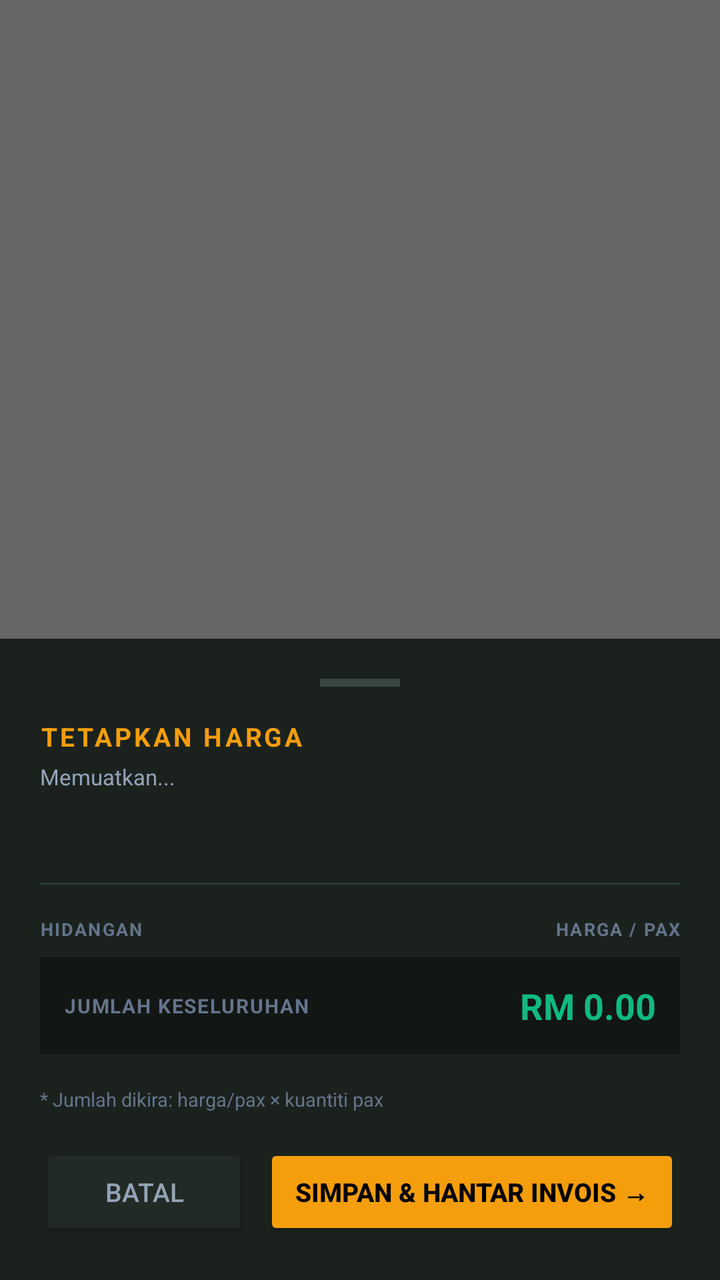
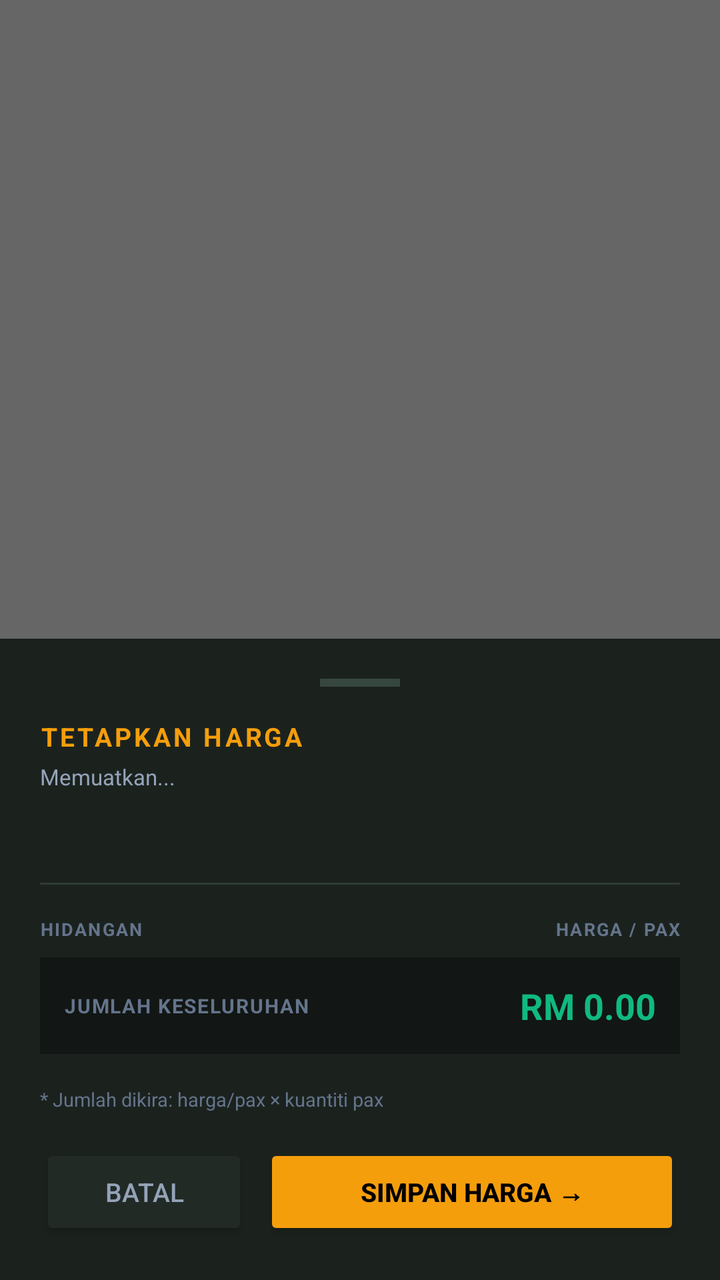

The first picture is an Android layout as it rendered before a commit; the second is the same layout after the commit. The layout source and the unified diff follow.
<!-- AndroidManifest.xml: activity theme AppTheme.Transparent -->
<!-- res/layout/activity_pricing_input.xml -->
<?xml version="1.0" encoding="utf-8"?>
<FrameLayout xmlns:android="http://schemas.android.com/apk/res/android"
    android:layout_width="match_parent"
    android:layout_height="match_parent"
    android:background="#99000000">

    
    <LinearLayout
        android:layout_width="match_parent"
        android:layout_height="wrap_content"
        android:layout_gravity="bottom"
        android:orientation="vertical"
        android:background="#1B221E"
        android:padding="20dp"
        android:paddingBottom="28dp">

        
        <View
            android:layout_width="40dp"
            android:layout_height="4dp"
            android:layout_gravity="center_horizontal"
            android:layout_marginBottom="16dp"
            android:background="#37473F" />

        
        <TextView
            android:layout_width="match_parent"
            android:layout_height="wrap_content"
            android:text="TETAPKAN HARGA"
            android:textColor="#F59E0B"
            android:textSize="13sp"
            android:textStyle="bold"
            android:letterSpacing="0.1"
            android:layout_marginBottom="4dp" />

        
        <TextView
            android:id="@+id/price_input_order_summary"
            android:layout_width="match_parent"
            android:layout_height="wrap_content"
            android:text="Memuatkan..."
            android:textColor="#94A3B8"
            android:textSize="11sp"
            android:layout_marginBottom="16dp" />

        
        <TextView
            android:id="@+id/price_input_menu_preview"
            android:layout_width="match_parent"
            android:layout_height="wrap_content"
            android:text=""
            android:textColor="#64748B"
            android:textSize="10sp"
            android:singleLine="true"
            android:ellipsize="end"
            android:layout_marginBottom="16dp" />

        
        <View
            android:layout_width="match_parent"
            android:layout_height="1dp"
            android:background="#2D3A33"
            android:layout_marginBottom="16dp" />

        
        <LinearLayout
            android:layout_width="match_parent"
            android:layout_height="wrap_content"
            android:orientation="horizontal"
            android:layout_marginBottom="8dp">

            <TextView
                android:layout_width="0dp"
                android:layout_height="wrap_content"
                android:layout_weight="1"
                android:text="HIDANGAN"
                android:textColor="#64748B"
                android:textSize="9sp"
                android:textStyle="bold"
                android:letterSpacing="0.08" />

            <TextView
                android:layout_width="80dp"
                android:layout_height="wrap_content"
                android:gravity="end"
                android:text="HARGA / PAX"
                android:textColor="#64748B"
                android:textSize="9sp"
                android:textStyle="bold"
                android:letterSpacing="0.08" />
        </LinearLayout>

        
        <LinearLayout
            android:id="@+id/price_row_breakfast"
            android:layout_width="match_parent"
            android:layout_height="48dp"
            android:orientation="horizontal"
            android:gravity="center_vertical"
            android:layout_marginBottom="8dp"
            android:visibility="gone">

            <TextView
                android:layout_width="0dp"
                android:layout_height="wrap_content"
                android:layout_weight="1"
                android:text="☕  Sarapan"
                android:textColor="#E2E8F0"
                android:textSize="12sp"
                android:textStyle="bold" />

            <TextView
                android:layout_width="wrap_content"
                android:layout_height="wrap_content"
                android:text="RM"
                android:textColor="#F59E0B"
                android:textSize="12sp"
                android:textStyle="bold"
                android:layout_marginEnd="6dp" />

            <EditText
                android:id="@+id/price_input_breakfast"
                android:layout_width="80dp"
                android:layout_height="match_parent"
                android:inputType="numberDecimal"
                android:hint="0.00"
                android:textColor="#FFFFFF"
                android:textColorHint="#64748B"
                android:textSize="14sp"
                android:textStyle="bold"
                android:gravity="end|center_vertical"
                android:background="#222A26"
                android:padding="8dp"
                android:imeOptions="actionNext" />
        </LinearLayout>

        
        <LinearLayout
            android:id="@+id/price_row_lunch"
            android:layout_width="match_parent"
            android:layout_height="48dp"
            android:orientation="horizontal"
            android:gravity="center_vertical"
            android:layout_marginBottom="8dp"
            android:visibility="gone">

            <TextView
                android:layout_width="0dp"
                android:layout_height="wrap_content"
                android:layout_weight="1"
                android:text="🍛  Tengahari"
                android:textColor="#E2E8F0"
                android:textSize="12sp"
                android:textStyle="bold" />

            <TextView
                android:layout_width="wrap_content"
                android:layout_height="wrap_content"
                android:text="RM"
                android:textColor="#F59E0B"
                android:textSize="12sp"
                android:textStyle="bold"
                android:layout_marginEnd="6dp" />

            <EditText
                android:id="@+id/price_input_lunch"
                android:layout_width="80dp"
                android:layout_height="match_parent"
                android:inputType="numberDecimal"
                android:hint="0.00"
                android:textColor="#FFFFFF"
                android:textColorHint="#64748B"
                android:textSize="14sp"
                android:textStyle="bold"
                android:gravity="end|center_vertical"
                android:background="#222A26"
                android:padding="8dp"
                android:imeOptions="actionNext" />
        </LinearLayout>

        
        <LinearLayout
            android:id="@+id/price_row_hitea"
            android:layout_width="match_parent"
            android:layout_height="48dp"
            android:orientation="horizontal"
            android:gravity="center_vertical"
            android:layout_marginBottom="16dp"
            android:visibility="gone">

            <TextView
                android:layout_width="0dp"
                android:layout_height="wrap_content"
                android:layout_weight="1"
                android:text="🍰  Hi-Tea"
                android:textColor="#E2E8F0"
                android:textSize="12sp"
                android:textStyle="bold" />

            <TextView
                android:layout_width="wrap_content"
                android:layout_height="wrap_content"
                android:text="RM"
                android:textColor="#F59E0B"
                android:textSize="12sp"
                android:textStyle="bold"
                android:layout_marginEnd="6dp" />

            <EditText
                android:id="@+id/price_input_hitea"
                android:layout_width="80dp"
                android:layout_height="match_parent"
                android:inputType="numberDecimal"
                android:hint="0.00"
                android:textColor="#FFFFFF"
                android:textColorHint="#64748B"
                android:textSize="14sp"
                android:textStyle="bold"
                android:gravity="end|center_vertical"
                android:background="#222A26"
                android:padding="8dp"
                android:imeOptions="actionDone" />
        </LinearLayout>

        
        <LinearLayout
            android:layout_width="match_parent"
            android:layout_height="wrap_content"
            android:orientation="horizontal"
            android:gravity="center_vertical"
            android:background="#121614"
            android:padding="12dp"
            android:layout_marginBottom="16dp">

            <TextView
                android:layout_width="0dp"
                android:layout_height="wrap_content"
                android:layout_weight="1"
                android:text="JUMLAH KESELURUHAN"
                android:textColor="#64748B"
                android:textSize="10sp"
                android:textStyle="bold"
                android:letterSpacing="0.06" />

            <TextView
                android:id="@+id/price_input_total_preview"
                android:layout_width="wrap_content"
                android:layout_height="wrap_content"
                android:text="RM 0.00"
                android:textColor="#10B981"
                android:textSize="18sp"
                android:textStyle="bold" />
        </LinearLayout>

        
        <TextView
            android:id="@+id/price_input_pax_reminder"
            android:layout_width="match_parent"
            android:layout_height="wrap_content"
            android:text="* Jumlah dikira: harga/pax × kuantiti pax"
            android:textColor="#64748B"
            android:textSize="9.5sp"
            android:fontStyle="italic"
            android:layout_marginBottom="16dp" />

        
        <LinearLayout
            android:layout_width="match_parent"
            android:layout_height="wrap_content"
            android:orientation="horizontal"
            android:gravity="center">

            <Button
                android:id="@+id/price_input_cancel_btn"
                android:layout_width="0dp"
                android:layout_height="48dp"
                android:layout_weight="1"
                android:layout_marginEnd="8dp"
                android:text="Batal"
                android:textColor="#94A3B8"
                android:textSize="13sp"
                android:backgroundTint="#222A26" />

            <Button
                android:id="@+id/price_input_submit_btn"
                android:layout_width="0dp"
                android:layout_height="48dp"
                android:layout_weight="2"
                android:text="Simpan &amp; Hantar Invois →"
                android:textColor="#000000"
                android:textSize="13sp"
                android:textStyle="bold"
                android:backgroundTint="#F59E0B" />

        </LinearLayout>

    </LinearLayout>
</FrameLayout>
<!-- resources referenced by this layout -->
<resources>
  <style name="AppTheme.Transparent" parent="AppTheme.NoActionBar">
          <item name="android:windowIsTranslucent">true</item>
          <item name="android:windowBackground">@android:color/transparent</item>
          <item name="android:windowNoTitle">true</item>
          <item name="android:windowIsFloating">false</item>
          <item name="android:backgroundDimEnabled">true</item>
          <item name="android:windowAnimationStyle">@android:style/Animation.Dialog</item>
      </style>
  <style name="AppTheme.NoActionBar" parent="Theme.AppCompat.DayNight.NoActionBar">
          <item name="windowActionBar">false</item>
          <item name="windowNoTitle">true</item>
          <item name="android:background">@null</item>
      </style>
</resources>

<!-- the commit's change to res/layout/activity_pricing_input.xml (unified diff, before → after) -->
@@ -286,7 +286,7 @@
                 android:layout_width="0dp"
                 android:layout_height="48dp"
                 android:layout_weight="2"
-                android:text="Simpan &amp; Hantar Invois →"
+                android:text="Simpan Harga →"
                 android:textColor="#000000"
                 android:textSize="13sp"
                 android:textStyle="bold"
